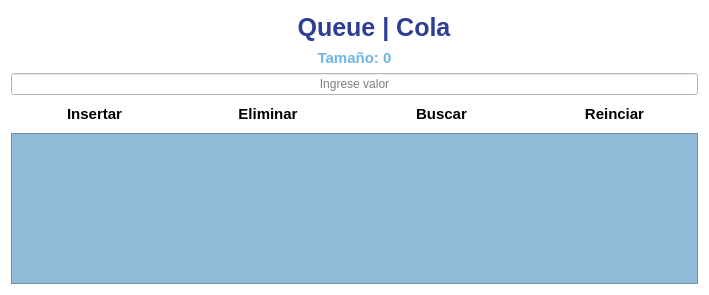
derekCmorales/Data-Structures-Visualizer, file estructuras_ui/queue_view.ui: the form before one commit.
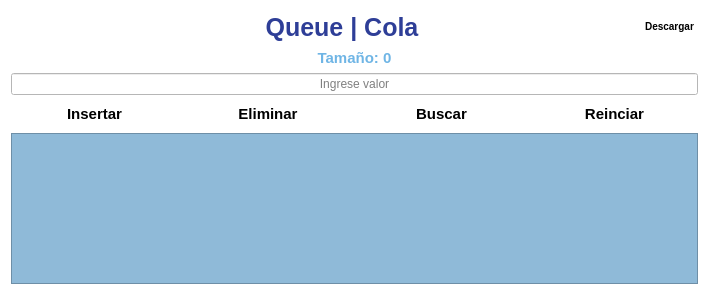
The form after the commit. Icons and pictures are not drawn.

Diff of the .ui file:
```diff
--- a/estructuras_ui/queue_view.ui
+++ b/estructuras_ui/queue_view.ui
@@ -99,6 +99,30 @@
        </property>
       </spacer>
      </item>
+     <item>
+      <widget class="QPushButton" name="btn_guardar">
+       <property name="styleSheet">
+        <string notr="true">QPushButton {
+    border: none;
+    background-image: url(:/resources/button_default.png);
+    background-color: transparent;
+	font-weight: bold;
+	font-size: 10px;
+	border-radius: 2px; padding: 2px; margin: 2px;
+}
+QPushButton:hover {
+    background-image: url(:/resources/button_hover.png);
+}
+QPushButton:pressed {
+    background-image: url(:/resources/button_default.png);
+}
+</string>
+       </property>
+       <property name="text">
+        <string>Descargar</string>
+       </property>
+      </widget>
+     </item>
     </layout>
    </item>
    <item>
```
Left out of the diff: 2 changed lines with no effect on the pictures.
